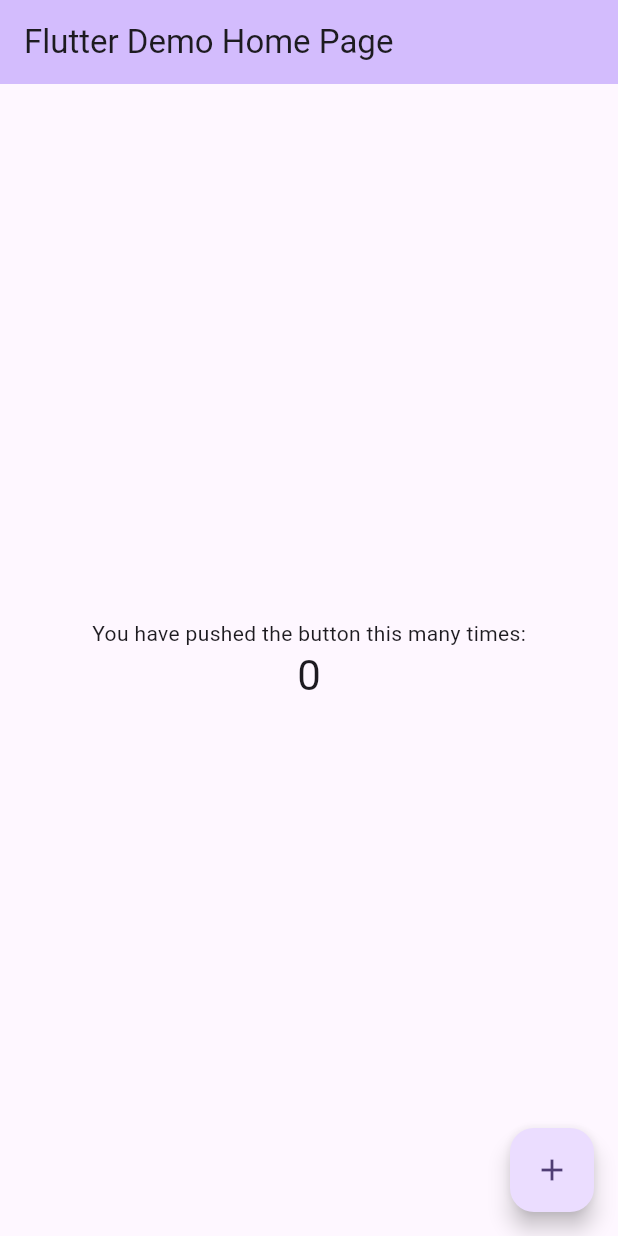
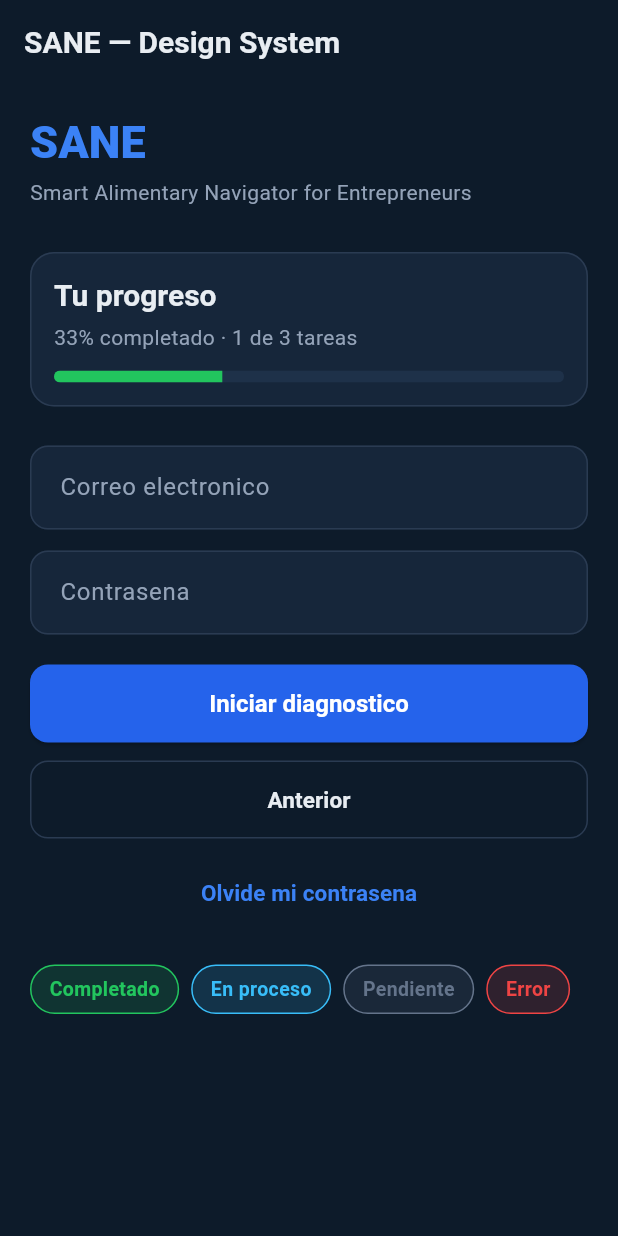
Before and after one commit to Aguirre1124/SANE-frontend, a Flutter app: the screen it shows after launch, on a phone screen of 412 x 824 dp. Run offline on Flutter 3.47's test engine with Material 3 defaults, Android fonts, the phone set to English and light mode, and no system bars.

Commit message:
Primer despliegue SANE

```diff
--- /dev/null
+++ b/lib/core/theme/app_colors.dart
@@ -0,0 +1,38 @@
+import 'package:flutter/material.dart';
+
+/// Paleta central de SANE. Un solo lugar para todos los colores de la app.
+/// Basada en los mockups: fondo azul marino oscuro, acento azul brillante,
+/// verde para progreso/exito.
+class AppColors {
+  AppColors._(); // evita que se instancie
+
+  // ── Fondos ──────────────────────────────────────────────
+  static const Color background = Color(0xFF0D1B2A); // azul marino muy oscuro
+  static const Color surface = Color(0xFF16263A);    // cards / superficies
+  static const Color surfaceHigh = Color(0xFF1E3149); // cards elevadas / hover
+
+  // ── Acento primario (botones, links, activo) ────────────
+  static const Color primary = Color(0xFF2563EB);     // azul brillante
+  static const Color primaryHover = Color(0xFF3B82F6);
+  static const Color onPrimary = Color(0xFFFFFFFF);
+
+  // ── Estados ─────────────────────────────────────────────
+  static const Color success = Color(0xFF22C55E);     // verde progreso
+  static const Color warning = Color(0xFFF59E0B);     // ambar
+  static const Color error = Color(0xFFEF4444);       // rojo
+  static const Color info = Color(0xFF38BDF8);        // celeste
+
+  // ── Texto ───────────────────────────────────────────────
+  static const Color textPrimary = Color(0xFFE8EDF2);   // casi blanco
+  static const Color textSecondary = Color(0xFF94A3B8); // gris azulado
+  static const Color textMuted = Color(0xFF64748B);     // mas tenue
+
+  // ── Bordes / divisores ──────────────────────────────────
+  static const Color border = Color(0xFF2A3B52);
+
+  // ── Categorias de iconos del diagnostico (mockup 2) ─────
+  static const Color catHome = Color(0xFF3B82F6);     // desde casa
+  static const Color catMobile = Color(0xFF22C55E);   // puesto ambulante
+  static const Color catLocal = Color(0xFF8B5CF6);    // local comercial
+  static const Color catPlant = Color(0xFFF59E0B);    // produccion empacada
+}
--- /dev/null
+++ b/lib/core/theme/app_theme.dart
@@ -0,0 +1,127 @@
+import 'package:flutter/material.dart';
+import 'app_colors.dart';
+
+/// Tema oscuro central de SANE. Define como se ven por defecto todos los
+/// widgets de Material (botones, cards, inputs, appbar, etc.) para no tener
+/// que estilizar cada pantalla a mano.
+class AppTheme {
+  AppTheme._();
+
+  static ThemeData get dark {
+    final base = ThemeData.dark(useMaterial3: true);
+
+    return base.copyWith(
+      scaffoldBackgroundColor: AppColors.background,
+
+      colorScheme: const ColorScheme.dark(
+        primary: AppColors.primary,
+        onPrimary: AppColors.onPrimary,
+        surface: AppColors.surface,
+        onSurface: AppColors.textPrimary,
+        error: AppColors.error,
+        secondary: AppColors.success,
+      ),
+
+      // ── Tipografia ──────────────────────────────────────
+      textTheme: base.textTheme.apply(
+        bodyColor: AppColors.textPrimary,
+        displayColor: AppColors.textPrimary,
+      ).copyWith(
+        headlineLarge: const TextStyle(
+          fontSize: 30, fontWeight: FontWeight.bold, color: AppColors.textPrimary),
+        headlineMedium: const TextStyle(
+          fontSize: 24, fontWeight: FontWeight.bold, color: AppColors.textPrimary),
+        titleLarge: const TextStyle(
+          fontSize: 20, fontWeight: FontWeight.w600, color: AppColors.textPrimary),
+        bodyMedium: const TextStyle(
+          fontSize: 14, color: AppColors.textSecondary),
+        labelLarge: const TextStyle(
+          fontSize: 15, fontWeight: FontWeight.w600),
+      ),
+
+      // ── AppBar ──────────────────────────────────────────
+      appBarTheme: const AppBarTheme(
+        backgroundColor: AppColors.background,
+        foregroundColor: AppColors.textPrimary,
+        elevation: 0,
+        centerTitle: false,
+      ),
+
+      // ── Cards ───────────────────────────────────────────
+      cardTheme: CardThemeData(
+        color: AppColors.surface,
+        elevation: 0,
+        shape: RoundedRectangleBorder(
+          borderRadius: BorderRadius.circular(16),
+          side: const BorderSide(color: AppColors.border, width: 1),
+        ),
+        margin: const EdgeInsets.symmetric(vertical: 6),
+      ),
+
+      // ── Boton primario ──────────────────────────────────
+      elevatedButtonTheme: ElevatedButtonThemeData(
+        style: ElevatedButton.styleFrom(
+          backgroundColor: AppColors.primary,
+          foregroundColor: AppColors.onPrimary,
+          minimumSize: const Size.fromHeight(52),
+          shape: RoundedRectangleBorder(
+            borderRadius: BorderRadius.circular(12),
+          ),
+          textStyle: const TextStyle(fontSize: 16, fontWeight: FontWeight.w600),
+        ),
+      ),
+
+      // ── Boton de texto / secundario ─────────────────────
+      textButtonTheme: TextButtonThemeData(
+        style: TextButton.styleFrom(foregroundColor: AppColors.primaryHover),
+      ),
+
+      outlinedButtonTheme: OutlinedButtonThemeData(
+        style: OutlinedButton.styleFrom(
+          foregroundColor: AppColors.textPrimary,
+          minimumSize: const Size.fromHeight(52),
+          side: const BorderSide(color: AppColors.border),
+          shape: RoundedRectangleBorder(
+            borderRadius: BorderRadius.circular(12),
+          ),
+        ),
+      ),
+
+      // ── Inputs / formularios ────────────────────────────
+      inputDecorationTheme: InputDecorationTheme(
+        filled: true,
+        fillColor: AppColors.surface,
+        hintStyle: const TextStyle(color: AppColors.textMuted),
+        labelStyle: const TextStyle(color: AppColors.textSecondary),
+        contentPadding: const EdgeInsets.symmetric(horizontal: 16, vertical: 16),
+        enabledBorder: OutlineInputBorder(
+          borderRadius: BorderRadius.circular(12),
+          borderSide: const BorderSide(color: AppColors.border),
+        ),
+        focusedBorder: OutlineInputBorder(
+          borderRadius: BorderRadius.circular(12),
+          borderSide: const BorderSide(color: AppColors.primary, width: 2),
+        ),
+        errorBorder: OutlineInputBorder(
+          borderRadius: BorderRadius.circular(12),
+          borderSide: const BorderSide(color: AppColors.error),
+        ),
+      ),
+
+      // ── Bottom navigation ───────────────────────────────
+      bottomNavigationBarTheme: const BottomNavigationBarThemeData(
+        backgroundColor: AppColors.surface,
+        selectedItemColor: AppColors.primary,
+        unselectedItemColor: AppColors.textMuted,
+        type: BottomNavigationBarType.fixed,
+        showUnselectedLabels: true,
+      ),
+
+      dividerColor: AppColors.border,
+      progressIndicatorTheme: const ProgressIndicatorThemeData(
+        color: AppColors.success,
+        linearTrackColor: AppColors.surfaceHigh,
+      ),
+    );
+  }
+}
--- a/lib/main.dart
+++ b/lib/main.dart
@@ -1,122 +1,115 @@
 import 'package:flutter/material.dart';
+import 'core/theme/app_colors.dart';
+import 'core/theme/app_theme.dart';
 
 void main() {
-  runApp(const MyApp());
+  runApp(const SaneApp());
 }
 
-class MyApp extends StatelessWidget {
-  const MyApp({super.key});
+/// Raiz de la app. Por ahora muestra una pantalla "showcase" del design system
+/// para verificar que el tema oscuro se aplica bien. En el sub-paso B la
+/// reemplazaremos por el router real (go_router) con Splash/Login/etc.
+class SaneApp extends StatelessWidget {
+  const SaneApp({super.key});
 
-  // This widget is the root of your application.
   @override
   Widget build(BuildContext context) {
     return MaterialApp(
-      title: 'Flutter Demo',
-      theme: ThemeData(
-        // This is the theme of your application.
-        //
-        // TRY THIS: Try running your application with "flutter run". You'll see
-        // the application has a purple toolbar. Then, without quitting the app,
-        // try changing the seedColor in the colorScheme below to Colors.green
-        // and then invoke "hot reload" (save your changes or press the "hot
-        // reload" button in a Flutter-supported IDE, or press "r" if you used
-        // the command line to start the app).
-        //
-        // Notice that the counter didn't reset back to zero; the application
-        // state is not lost during the reload. To reset the state, use hot
-        // restart instead.
-        //
-        // This works for code too, not just values: Most code changes can be
-        // tested with just a hot reload.
-        colorScheme: .fromSeed(seedColor: Colors.deepPurple),
-      ),
-      home: const MyHomePage(title: 'Flutter Demo Home Page'),
+      title: 'SANE',
+      debugShowCheckedModeBanner: false,
+      theme: AppTheme.dark,
+      home: const ThemeShowcaseScreen(),
     );
   }
 }
 
-class MyHomePage extends StatefulWidget {
-  const MyHomePage({super.key, required this.title});
-
-  // This widget is the home page of your application. It is stateful, meaning
-  // that it has a State object (defined below) that contains fields that affect
-  // how it looks.
-
-  // This class is the configuration for the state. It holds the values (in this
-  // case the title) provided by the parent (in this case the App widget) and
-  // used by the build method of the State. Fields in a Widget subclass are
-  // always marked "final".
-
-  final String title;
-
-  @override
-  State<MyHomePage> createState() => _MyHomePageState();
-}
-
-class _MyHomePageState extends State<MyHomePage> {
-  int _counter = 0;
-
-  void _incrementCounter() {
-    setState(() {
-      // This call to setState tells the Flutter framework that something has
-      // changed in this State, which causes it to rerun the build method below
-      // so that the display can reflect the updated values. If we changed
-      // _counter without calling setState(), then the build method would not be
-      // called again, and so nothing would appear to happen.
-      _counter++;
-    });
-  }
+/// Pantalla temporal para ver los colores y componentes del design system.
+class ThemeShowcaseScreen extends StatelessWidget {
+  const ThemeShowcaseScreen({super.key});
 
   @override
   Widget build(BuildContext context) {
-    // This method is rerun every time setState is called, for instance as done
-    // by the _incrementCounter method above.
-    //
-    // The Flutter framework has been optimized to make rerunning build methods
-    // fast, so that you can just rebuild anything that needs updating rather
-    // than having to individually change instances of widgets.
     return Scaffold(
-      appBar: AppBar(
-        // TRY THIS: Try changing the color here to a specific color (to
-        // Colors.amber, perhaps?) and trigger a hot reload to see the AppBar
-        // change color while the other colors stay the same.
-        backgroundColor: Theme.of(context).colorScheme.inversePrimary,
-        // Here we take the value from the MyHomePage object that was created by
-        // the App.build method, and use it to set our appbar title.
-        title: Text(widget.title),
-      ),
-      body: Center(
-        // Center is a layout widget. It takes a single child and positions it
-        // in the middle of the parent.
-        child: Column(
-          // Column is also a layout widget. It takes a list of children and
-          // arranges them vertically. By default, it sizes itself to fit its
-          // children horizontally, and tries to be as tall as its parent.
-          //
-          // Column has various properties to control how it sizes itself and
-          // how it positions its children. Here we use mainAxisAlignment to
-          // center the children vertically; the main axis here is the vertical
-          // axis because Columns are vertical (the cross axis would be
-          // horizontal).
-          //
-          // TRY THIS: Invoke "debug painting" (choose the "Toggle Debug Paint"
-          // action in the IDE, or press "p" in the console), to see the
-          // wireframe for each widget.
-          mainAxisAlignment: .center,
-          children: [
-            const Text('You have pushed the button this many times:'),
-            Text(
-              '$_counter',
-              style: Theme.of(context).textTheme.headlineMedium,
+      appBar: AppBar(title: const Text('SANE — Design System')),
+      body: ListView(
+        padding: const EdgeInsets.all(20),
+        children: [
+          Text('SANE', style: Theme.of(context).textTheme.headlineLarge?.copyWith(
+            color: AppColors.primaryHover, fontWeight: FontWeight.w800)),
+          const SizedBox(height: 4),
+          Text('Smart Alimentary Navigator for Entrepreneurs',
+            style: Theme.of(context).textTheme.bodyMedium),
+          const SizedBox(height: 24),
+
+          // Card de ejemplo
+          Card(
+            child: Padding(
+              padding: const EdgeInsets.all(16),
+              child: Column(
+                crossAxisAlignment: CrossAxisAlignment.start,
+                children: [
+                  Text('Tu progreso',
+                    style: Theme.of(context).textTheme.titleLarge),
+                  const SizedBox(height: 6),
+                  Text('33% completado · 1 de 3 tareas',
+                    style: Theme.of(context).textTheme.bodyMedium),
+                  const SizedBox(height: 12),
+                  ClipRRect(
+                    borderRadius: BorderRadius.circular(8),
+                    child: const LinearProgressIndicator(value: 0.33, minHeight: 8),
+                  ),
+                ],
+              ),
             ),
-          ],
-        ),
-      ),
-      floatingActionButton: FloatingActionButton(
-        onPressed: _incrementCounter,
-        tooltip: 'Increment',
-        child: const Icon(Icons.add),
+          ),
+          const SizedBox(height: 20),
+
+          // Inputs de ejemplo
+          const TextField(
+            decoration: InputDecoration(
+              labelText: 'Correo electronico',
+              hintText: 'tu@email.com',
+            ),
+          ),
+          const SizedBox(height: 14),
+          const TextField(
+            obscureText: true,
+            decoration: InputDecoration(labelText: 'Contrasena'),
+          ),
+          const SizedBox(height: 20),
+
+          // Botones
+          ElevatedButton(onPressed: () {}, child: const Text('Iniciar diagnostico')),
+          const SizedBox(height: 12),
+          OutlinedButton(onPressed: () {}, child: const Text('Anterior')),
+          const SizedBox(height: 12),
+          TextButton(onPressed: () {}, child: const Text('Olvide mi contrasena')),
+          const SizedBox(height: 24),
+
+          // Chips de estado
+          Wrap(
+            spacing: 8,
+            children: [
+              _statusChip('Completado', AppColors.success),
+              _statusChip('En proceso', AppColors.info),
+              _statusChip('Pendiente', AppColors.textMuted),
+              _statusChip('Error', AppColors.error),
+            ],
+          ),
+        ],
       ),
     );
   }
+
+  Widget _statusChip(String label, Color color) {
+    return Container(
+      padding: const EdgeInsets.symmetric(horizontal: 12, vertical: 6),
+      decoration: BoxDecoration(
+        color: color.withValues(alpha: 0.15),
+        borderRadius: BorderRadius.circular(20),
+        border: Border.all(color: color),
+      ),
+      child: Text(label, style: TextStyle(color: color, fontSize: 13, fontWeight: FontWeight.w600)),
+    );
+  }
 }
```
